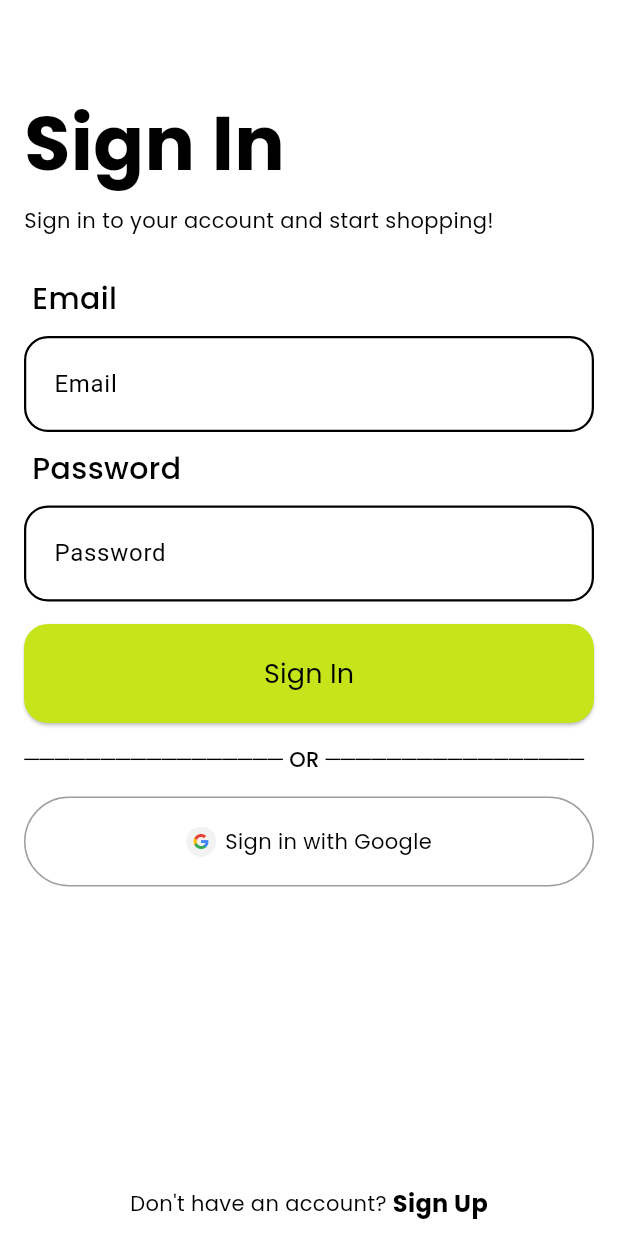
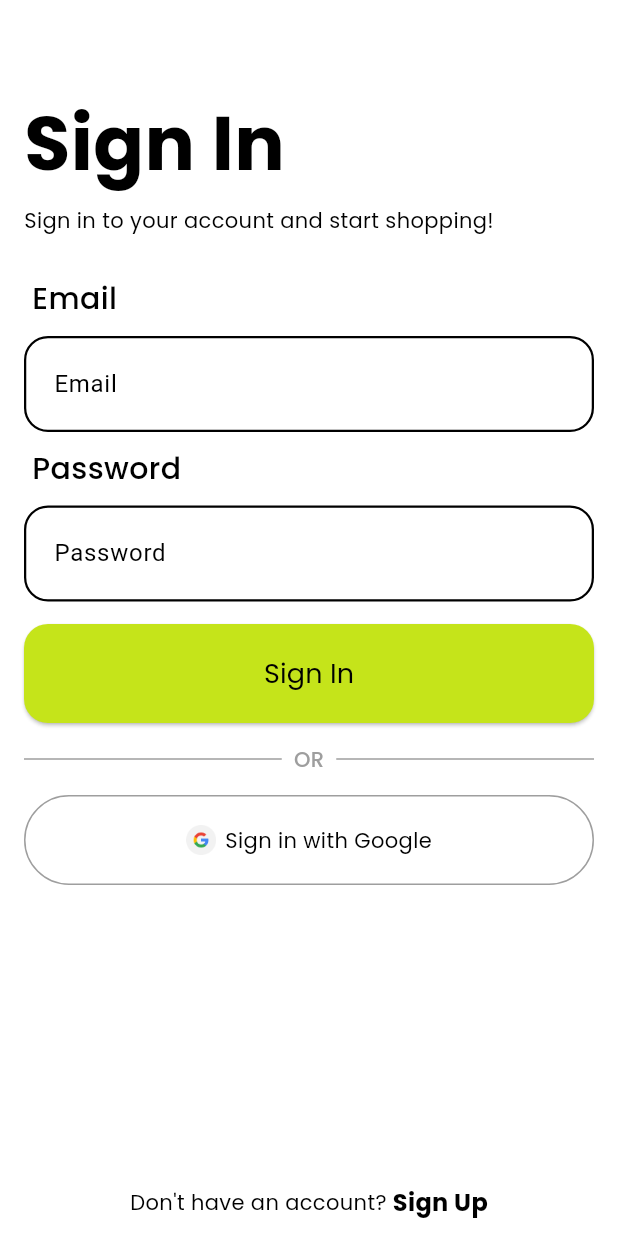
Before and after one commit to Haseebx162006/CartWala, a Flutter app: the screen it shows after launch, on a phone screen of 412 x 824 dp. Run offline on Flutter 3.47's test engine with Material 3 defaults, Android fonts, the phone set to English and light mode, and no system bars; our stand-ins replace firebase_auth, firebase_core, flutter_riverpod, google_sign_in, image_picker; accounts and stored records are empty; generated files the repository leaves out were written again.

Commit message:
fixed feature

```diff
--- a/lib/features/Auth/screens/LoginScreen.dart
+++ b/lib/features/Auth/screens/LoginScreen.dart
@@ -102,15 +102,24 @@ class _LoginScreenState extends ConsumerState<LoginScreen> {
             const SizedBox(height: 15),
             AuthButton(text: "Sign In", onPressed: _handleLogin),
             const SizedBox(height: 14),
-            const Row(
+            Row(
               children: [
-                Text(
-                  "───────────────── OR ─────────────────",
+                const Expanded(
+                  child: Divider(color: Colors.grey, thickness: 1),
+                ),
+                const SizedBox(width: 8),
+                const Text(
+                  "OR",
                   style: TextStyle(
                     fontFamily: 'Poppins',
                     fontWeight: FontWeight.w500,
                     fontSize: 14,
+                    color: Colors.grey,
                   ),
+                ),
+                const SizedBox(width: 8),
+                const Expanded(
+                  child: Divider(color: Colors.grey, thickness: 1),
                 ),
               ],
             ),
--- a/lib/features/Auth/services/FIrebase_Auth/AuthService.dart
+++ b/lib/features/Auth/services/FIrebase_Auth/AuthService.dart
@@ -162,6 +162,10 @@ class Authservice {
       await googleSignIn.initialize(serverClientId: serverClientId);
       final googleUser = await googleSignIn.authenticate();
 
+      if (googleUser == null) {
+        return null; // User cancelled sign-in
+      }
+
       final GoogleSignInAuthentication googleAuth = googleUser.authentication;
 
       final OAuthCredential credential = GoogleAuthProvider.credential(
```
Also changed, not shown: lib/features/Auth/screens/SignUp.dart (+10 -2 lines).
